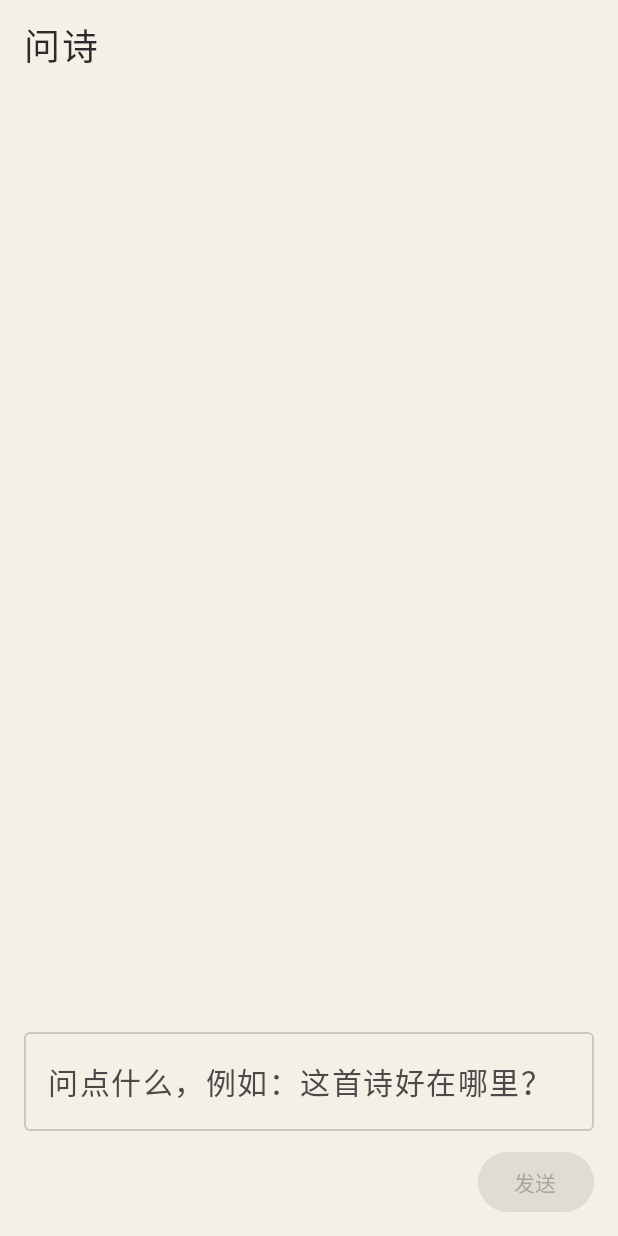
After one commit to xht252/motang, an Android app built with Jetpack Compose: the composable ChatPane called with empty values, on a phone screen of 412 x 824 dp. The commit adds this screen. Run offline under Robolectric (Android 15) with nearby library versions, the phone set to English and light mode, and no system bars.

Commit message:
feat(chat): 新增问诗对话页
- 新增 Destination.Chat（问诗），Send 图标
- 对话气泡：用户右对齐淡纸色，AI 左对齐纯文本（阅读优先）
- 复用 :llm 进程流式生成，逐字上屏
- 生成线程 4 → 6，提升端侧吞吐
- KleidiAI 需构建期联网下载，本机超时，暂不启用

```diff
--- /dev/null
+++ b/app/src/main/kotlin/io/github/xht252/motang/ui/chat/ChatPane.kt
@@ -0,0 +1,132 @@
+package io.github.xht252.motang.ui.chat
+
+import androidx.compose.foundation.background
+import androidx.compose.foundation.layout.Arrangement
+import androidx.compose.foundation.layout.Box
+import androidx.compose.foundation.layout.Column
+import androidx.compose.foundation.layout.Row
+import androidx.compose.foundation.layout.fillMaxSize
+import androidx.compose.foundation.layout.fillMaxWidth
+import androidx.compose.foundation.layout.imePadding
+import androidx.compose.foundation.layout.padding
+import androidx.compose.foundation.layout.widthIn
+import androidx.compose.foundation.lazy.LazyColumn
+import androidx.compose.foundation.lazy.items
+import androidx.compose.foundation.lazy.rememberLazyListState
+import androidx.compose.foundation.shape.RoundedCornerShape
+import androidx.compose.material3.Button
+import androidx.compose.material3.MaterialTheme
+import androidx.compose.material3.OutlinedTextField
+import androidx.compose.material3.Text
+import androidx.compose.runtime.Composable
+import androidx.compose.runtime.LaunchedEffect
+import androidx.compose.ui.Alignment
+import androidx.compose.ui.Modifier
+import androidx.compose.ui.unit.dp
+import io.github.xht252.motang.ui.theme.LocalInkTokens
+
+/** 聊天消息。 */
+data class ChatMessage(
+    val text: String,
+    val fromUser: Boolean,
+)
+
+/**
+ * 对话页（M5 追加）。
+ *
+ * 设计遵循 UI Skill：
+ * - 宣纸底、墨字、印章红点缀；不使用高饱和色块区分身份
+ * - 用户消息右对齐（淡纸色气泡），AI 消息左对齐（无气泡、纯文本，阅读优先）
+ * - 触控目标 ≥ 48dp；输入区处理 IME inset
+ */
+@Composable
+fun ChatPane(
+    messages: List<ChatMessage>,
+    input: String,
+    busy: Boolean,
+    onInputChange: (String) -> Unit,
+    onSend: () -> Unit,
+    modifier: Modifier = Modifier,
+) {
+    val tokens = LocalInkTokens.current
+    val listState = rememberLazyListState()
+
+    // 新消息或流式增量时贴底
+    LaunchedEffect(messages.size, messages.lastOrNull()?.text?.length) {
+        if (messages.isNotEmpty()) {
+            listState.animateScrollToItem(messages.lastIndex)
+        }
+    }
+
+    Column(
+        modifier = modifier
+            .fillMaxSize()
+            .imePadding()
+            .padding(horizontal = 16.dp, vertical = 12.dp),
+        verticalArrangement = Arrangement.spacedBy(10.dp),
+    ) {
+        Text("问诗", style = MaterialTheme.typography.headlineSmall, color = tokens.ink)
+
+        LazyColumn(
+            state = listState,
+            modifier = Modifier
+                .weight(1f)
+                .fillMaxWidth(),
+            verticalArrangement = Arrangement.spacedBy(12.dp),
+        ) {
+            items(messages) { message ->
+                if (message.fromUser) {
+                    Row(
+                        modifier = Modifier.fillMaxWidth(),
+                        horizontalArrangement = Arrangement.End,
+                    ) {
+                        Box(
+                            modifier = Modifier
+                                .widthIn(max = tokens.maxReadingWidth * 0.8f)
+                                .background(tokens.paperDeep, RoundedCornerShape(12.dp))
+                                .padding(horizontal = 14.dp, vertical = 10.dp),
+                        ) {
+                            Text(
+                                text = message.text,
+                                style = MaterialTheme.typography.bodyMedium,
+                                color = tokens.ink,
+                            )
+                        }
+                    }
+                } else {
+                    Column(
+                        modifier = Modifier
+                            .fillMaxWidth()
+                            .widthIn(max = tokens.maxReadingWidth),
+                    ) {
+                        // AI 侧不用气泡：长解析以阅读为主，气泡会压缩行宽。
+                        Text(
+                            text = message.text.ifBlank { "思考中…" },
+                            style = MaterialTheme.typography.bodyMedium,
+                            color = tokens.ink,
+                        )
+                    }
+                }
+            }
+        }
+
+        OutlinedTextField(
+            value = input,
+            onValueChange = onInputChange,
+            modifier = Modifier.fillMaxWidth(),
+            label = { Text("问点什么，例如：这首诗好在哪里？") },
+            enabled = !busy,
+            maxLines = 4,
+        )
+
+        Row(
+            modifier = Modifier.fillMaxWidth(),
+            horizontalArrangement = Arrangement.End,
+            verticalAlignment = Alignment.CenterVertically,
+        ) {
+            Button(onClick = onSend, enabled = !busy && input.isNotBlank()) {
+                Text(if (busy) "生成中…" else "发送")
+            }
+        }
+    }
+}
--- a/llm/build.gradle.kts
+++ b/llm/build.gradle.kts
@@ -35,7 +35,7 @@ android {
                     "-DGGML_OPENMP=OFF",
                     // 关掉 ccache 探测噪音
                     "-DGGML_CCACHE=OFF",
-                    // 16KB page size 对齐（NDK r27+ 默认已为 16KB，这里显式声明）
+                                                            // 16KB page size 对齐（NDK r27+ 默认已为 16KB，这里显式声明）
                     "-DANDROID_SUPPORT_FLEXIBLE_PAGE_SIZES=ON",
                 )
                 cppFlags += listOf("-O3", "-fexceptions", "-frtti")
```
Also changed, not shown: app/src/main/kotlin/io/github/xht252/motang/ui/MotangApp.kt (+8 -2 lines), app/src/main/kotlin/io/github/xht252/motang/ui/MotangScaffold.kt (+12 -3 lines), app/src/main/kotlin/io/github/xht252/motang/ui/chat/ChatScreen.kt (added, +69 -0 lines).
